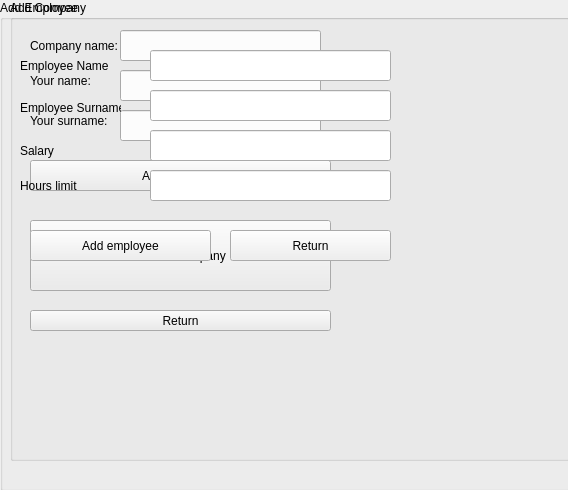
Qt form Comcalen/AddCompany.ui (Rolkarolka/Comcalen) before a commit.
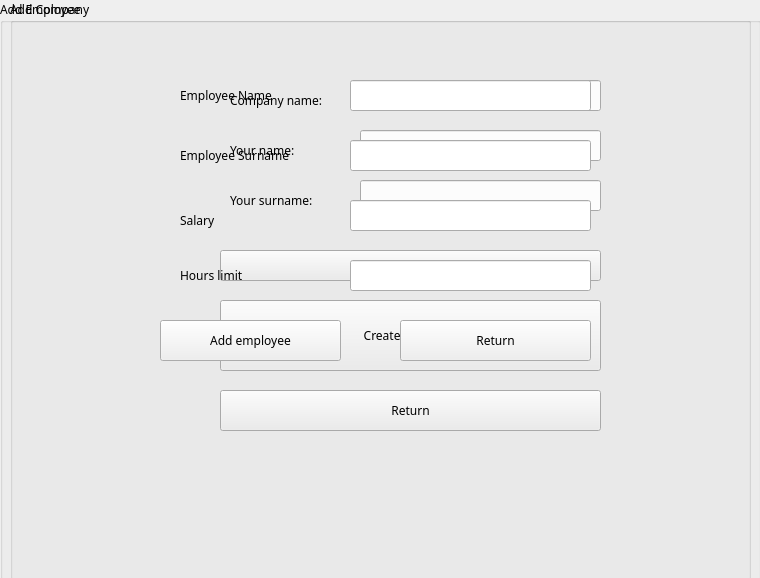
The same form after that commit. Icons and pictures are not drawn.

Diff of the .ui file:
```diff
--- a/Comcalen/AddCompany.ui
+++ b/Comcalen/AddCompany.ui
@@ -6,8 +6,8 @@
    <rect>
     <x>0</x>
     <y>0</y>
-    <width>568</width>
-    <height>490</height>
+    <width>760</width>
+    <height>578</height>
    </rect>
   </property>
   <property name="windowTitle">
@@ -18,10 +18,15 @@
     <rect>
      <x>10</x>
      <y>0</y>
-     <width>561</width>
-     <height>461</height>
+     <width>741</width>
+     <height>581</height>
     </rect>
    </property>
+   <property name="font">
+    <font>
+     <family>Copperplate Gothic Bold</family>
+    </font>
+   </property>
    <property name="styleSheet">
     <string notr="true">QGroupBox{background:url(:/Comcalen/background.jpg)}</string>
    </property>
@@ -31,9 +36,9 @@
    <widget class="QLineEdit" name="cname">
     <property name="geometry">
      <rect>
-      <x>110</x>
-      <y>30</y>
-      <width>201</width>
+      <x>350</x>
+      <y>80</y>
+      <width>241</width>
       <height>31</height>
      </rect>
     </property>
@@ -41,12 +46,17 @@
    <widget class="QLabel" name="line_name">
     <property name="geometry">
      <rect>
-      <x>20</x>
-      <y>30</y>
-      <width>91</width>
-      <height>31</height>
+      <x>220</x>
+      <y>80</y>
+      <width>101</width>
+      <height>41</height>
      </rect>
     </property>
+    <property name="font">
+     <font>
+      <family>Copperplate Gothic Bold</family>
+     </font>
+    </property>
     <property name="text">
      <string>Company name:</string>
     </property>
@@ -54,9 +64,9 @@
    <widget class="QLineEdit" name="employer_name">
     <property name="geometry">
      <rect>
-      <x>110</x>
-      <y>70</y>
-      <width>201</width>
+      <x>350</x>
+      <y>130</y>
+      <width>241</width>
       <height>31</height>
      </rect>
     </property>
@@ -64,12 +74,17 @@
    <widget class="QLabel" name="empname">
     <property name="geometry">
      <rect>
-      <x>20</x>
-      <y>70</y>
-      <width>81</width>
+      <x>220</x>
+      <y>140</y>
+      <width>91</width>
       <height>21</height>
      </rect>
     </property>
+    <property name="font">
+     <font>
+      <family>Copperplate Gothic Bold</family>
+     </font>
+    </property>
     <property name="text">
      <string>Your name:</string>
     </property>
@@ -77,9 +92,9 @@
    <widget class="QLineEdit" name="employer_surname">
     <property name="geometry">
      <rect>
-      <x>110</x>
-      <y>110</y>
-      <width>201</width>
+      <x>350</x>
+      <y>180</y>
+      <width>241</width>
       <height>31</height>
      </rect>
     </property>
@@ -87,12 +102,17 @@
    <widget class="QLabel" name="empsurname">
     <property name="geometry">
      <rect>
-      <x>20</x>
-      <y>110</y>
-      <width>81</width>
+      <x>220</x>
+      <y>190</y>
+      <width>91</width>
       <height>21</height>
      </rect>
     </property>
+    <property name="font">
+     <font>
+      <family>Copperplate Gothic Bold</family>
+     </font>
+    </property>
     <property name="text">
      <string>Your surname:</string>
     </property>
@@ -100,12 +120,17 @@
    <widget class="QPushButton" name="add_employee_button">
     <property name="geometry">
      <rect>
-      <x>20</x>
-      <y>160</y>
-      <width>301</width>
+      <x>210</x>
+      <y>250</y>
+      <width>381</width>
       <height>31</height>
      </rect>
     </property>
+    <property name="font">
+     <font>
+      <family>Copperplate Gothic Bold</family>
+     </font>
+    </property>
     <property name="text">
      <string>Add employee</string>
     </property>
@@ -113,12 +138,17 @@
    <widget class="QPushButton" name="create_company">
     <property name="geometry">
      <rect>
-      <x>20</x>
-      <y>220</y>
-      <width>301</width>
+      <x>210</x>
+      <y>300</y>
+      <width>381</width>
       <height>71</height>
      </rect>
     </property>
+    <property name="font">
+     <font>
+      <family>Copperplate Gothic Bold</family>
+     </font>
+    </property>
     <property name="text">
      <string>Create Company</string>
     </property>
@@ -126,12 +156,17 @@
    <widget class="QPushButton" name="return_main_w">
     <property name="geometry">
      <rect>
-      <x>20</x>
-      <y>310</y>
-      <width>301</width>
-      <height>21</height>
+      <x>210</x>
+      <y>390</y>
+      <width>381</width>
+      <height>41</height>
      </rect>
     </property>
+    <property name="font">
+     <font>
+      <family>Copperplate Gothic Bold</family>
+     </font>
+    </property>
     <property name="text">
      <string>Return</string>
     </property>
@@ -142,10 +177,15 @@
     <rect>
      <x>0</x>
      <y>0</y>
-     <width>571</width>
-     <height>491</height>
+     <width>761</width>
+     <height>581</height>
     </rect>
    </property>
+   <property name="font">
+    <font>
+     <family>Copperplate Gothic Bold</family>
+    </font>
+   </property>
    <property name="styleSheet">
     <string notr="true">QGroupBox{background:url(:/Comcalen/background.jpg)}</string>
    </property>
@@ -155,12 +195,17 @@
    <widget class="QLabel" name="label">
     <property name="geometry">
      <rect>
-      <x>20</x>
-      <y>50</y>
-      <width>91</width>
+      <x>180</x>
+      <y>80</y>
+      <width>111</width>
       <height>31</height>
      </rect>
     </property>
+    <property name="font">
+     <font>
+      <family>Copperplate Gothic Bold</family>
+     </font>
+    </property>
     <property name="text">
      <string>Employee Name</string>
     </property>
@@ -168,8 +213,8 @@
    <widget class="QLineEdit" name="employee_name">
     <property name="geometry">
      <rect>
-      <x>150</x>
-      <y>50</y>
+      <x>350</x>
+      <y>80</y>
       <width>241</width>
       <height>31</height>
      </rect>
@@ -178,12 +223,17 @@
    <widget class="QLabel" name="label_2">
     <property name="geometry">
      <rect>
-      <x>20</x>
-      <y>92</y>
-      <width>101</width>
+      <x>180</x>
+      <y>140</y>
+      <width>121</width>
       <height>31</height>
      </rect>
     </property>
+    <property name="font">
+     <font>
+      <family>Copperplate Gothic Bold</family>
+     </font>
+    </property>
     <property name="text">
      <string>Employee Surname</string>
     </property>
@@ -191,8 +241,8 @@
    <widget class="QLineEdit" name="employee_surname">
     <property name="geometry">
      <rect>
-      <x>150</x>
-      <y>90</y>
+      <x>350</x>
+      <y>140</y>
       <width>241</width>
       <height>31</height>
      </rect>
@@ -201,8 +251,8 @@
    <widget class="QLineEdit" name="employee_salary">
     <property name="geometry">
      <rect>
-      <x>150</x>
-      <y>130</y>
+      <x>350</x>
+      <y>200</y>
       <width>241</width>
       <height>31</height>
      </rect>
@@ -211,12 +261,17 @@
    <widget class="QLabel" name="label_3">
     <property name="geometry">
      <rect>
-      <x>20</x>
-      <y>140</y>
+      <x>180</x>
+      <y>210</y>
       <width>71</width>
       <height>21</height>
      </rect>
     </property>
+    <property name="font">
+     <font>
+      <family>Copperplate Gothic Bold</family>
+     </font>
+    </property>
     <property name="text">
      <string>Salary</string>
     </property>
@@ -224,8 +279,8 @@
    <widget class="QLineEdit" name="employee_hl">
     <property name="geometry">
      <rect>
-      <x>150</x>
-      <y>170</y>
+      <x>350</x>
+      <y>260</y>
       <width>241</width>
       <height>31</height>
      </rect>
@@ -234,12 +289,17 @@
    <widget class="QLabel" name="label_4">
     <property name="geometry">
      <rect>
-      <x>20</x>
-      <y>170</y>
+      <x>180</x>
+      <y>260</y>
       <width>91</width>
       <height>31</height>
      </rect>
     </property>
+    <property name="font">
+     <font>
+      <family>Copperplate Gothic Bold</family>
+     </font>
+    </property>
     <property name="text">
      <string>Hours limit</string>
     </property>
@@ -247,12 +307,17 @@
    <widget class="QPushButton" name="add_employee">
     <property name="geometry">
      <rect>
-      <x>30</x>
-      <y>230</y>
+      <x>160</x>
+      <y>320</y>
       <width>181</width>
-      <height>31</height>
+      <height>41</height>
      </rect>
     </property>
+    <property name="font">
+     <font>
+      <family>Copperplate Gothic Bold</family>
+     </font>
+    </property>
     <property name="text">
      <string>Add employee</string>
     </property>
@@ -260,12 +325,17 @@
    <widget class="QPushButton" name="return_2">
     <property name="geometry">
      <rect>
-      <x>230</x>
-      <y>230</y>
-      <width>161</width>
-      <height>31</height>
+      <x>400</x>
+      <y>320</y>
+      <width>191</width>
+      <height>41</height>
      </rect>
     </property>
+    <property name="font">
+     <font>
+      <family>Copperplate Gothic Bold</family>
+     </font>
+    </property>
     <property name="text">
      <string>Return</string>
     </property>
```
